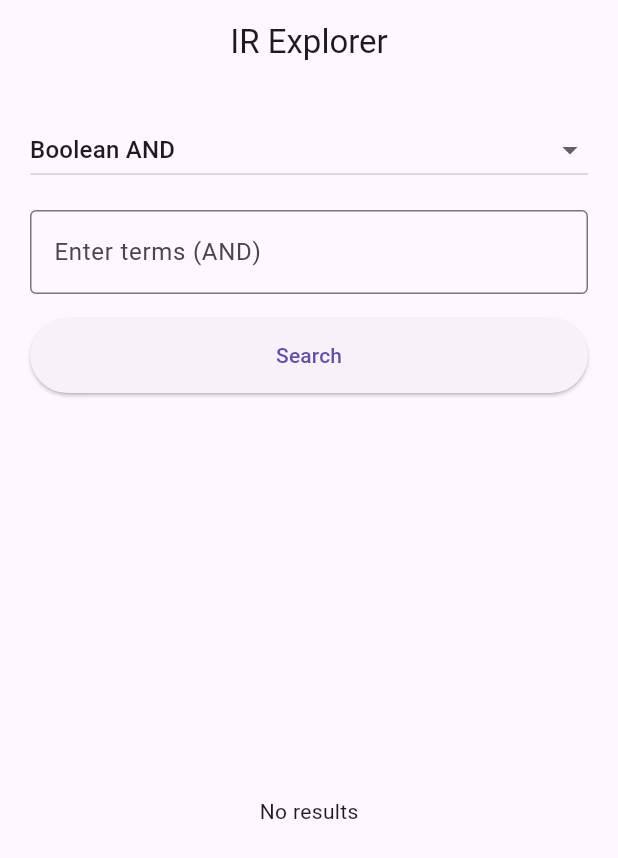
After one commit to mohamedagm/IR-Explorer, a Flutter app: the HomeView screen opened directly, on a phone screen of 412 x 824 dp. The commit adds this screen. Shown: the top 858 px of the screen. Run offline on Flutter 3.47's test engine with Material 3 defaults, Android fonts, the phone set to English and light mode, and no system bars.

Commit message:
Refactor project structure and initial query steps in home

```diff
--- a/lib/main.dart
+++ b/lib/main.dart
@@ -1,5 +1,5 @@
 import 'package:flutter/material.dart';
-import 'package:ir_explorer/ui/initialization_view.dart';
+import 'package:ir_explorer/ui/views/initialization_view.dart';
 
 void main() {
   runApp(const MainApp());
--- a/lib/ui/initialization_view.dart
+++ b/lib/ui/views/initialization_view.dart
@@ -6,7 +6,7 @@
 import 'package:ir_explorer/services/stemmer.dart';
 import 'package:ir_explorer/services/stopwords.dart';
 import 'package:ir_explorer/services/tokenizer.dart';
-import 'package:ir_explorer/ui/home_view.dart';
+import 'package:ir_explorer/ui/views/home_view.dart';
 
 class InitializationView extends StatefulWidget {
   const InitializationView({super.key});
--- /dev/null
+++ b/lib/ui/widgets/drop_down_button.dart
@@ -0,0 +1,46 @@
+import 'package:flutter/material.dart';
+
+enum SearchMode { booleanAnd, booleanOr, booleanNot, phrase, soundex }
+
+class SearchModeDropdown extends StatelessWidget {
+  const SearchModeDropdown({
+    super.key,
+    required this.mode,
+    required this.onChanged,
+  });
+
+  final SearchMode mode;
+  final ValueChanged<SearchMode> onChanged;
+
+  @override
+  Widget build(BuildContext context) {
+    return DropdownButton<SearchMode>(
+      value: mode,
+      isExpanded: true,
+      items: const [
+        DropdownMenuItem(
+          value: SearchMode.booleanAnd,
+          child: Text('Boolean AND'),
+        ),
+        DropdownMenuItem(
+          value: SearchMode.booleanOr,
+          child: Text('Boolean OR'),
+        ),
+        DropdownMenuItem(
+          value: SearchMode.booleanNot,
+          child: Text('Boolean NOT'),
+        ),
+        DropdownMenuItem(value: SearchMode.phrase, child: Text('Phrase Query')),
+        DropdownMenuItem(
+          value: SearchMode.soundex,
+          child: Text('Soundex Search'),
+        ),
+      ],
+      onChanged: (value) {
+        if (value != null) {
+          onChanged(value);
+        }
+      },
+    );
+  }
+}
--- /dev/null
+++ b/lib/ui/widgets/query_result.dart
@@ -0,0 +1,26 @@
+import 'package:flutter/material.dart';
+import 'package:ir_explorer/ir/corpus.dart';
+
+class QueryResult extends StatelessWidget {
+  const QueryResult({super.key, required this.results});
+
+  final Set<int> results;
+
+  @override
+  Widget build(BuildContext context) {
+    return Expanded(
+      child: results.isEmpty
+          ? const Center(child: Text('No results'))
+          : ListView(
+              children: results.map((docId) {
+                return Card(
+                  child: ListTile(
+                    title: Text('Document $docId'),
+                    subtitle: Text(corpus[docId]!),
+                  ),
+                );
+              }).toList(),
+            ),
+    );
+  }
+}
```
Also changed, not shown: lib/ui/views/home_view.dart (renamed from lib/ui/home_view.dart, +40 -52 lines), lib/ui/widgets/query_steps.dart (added, +38 -0 lines).
